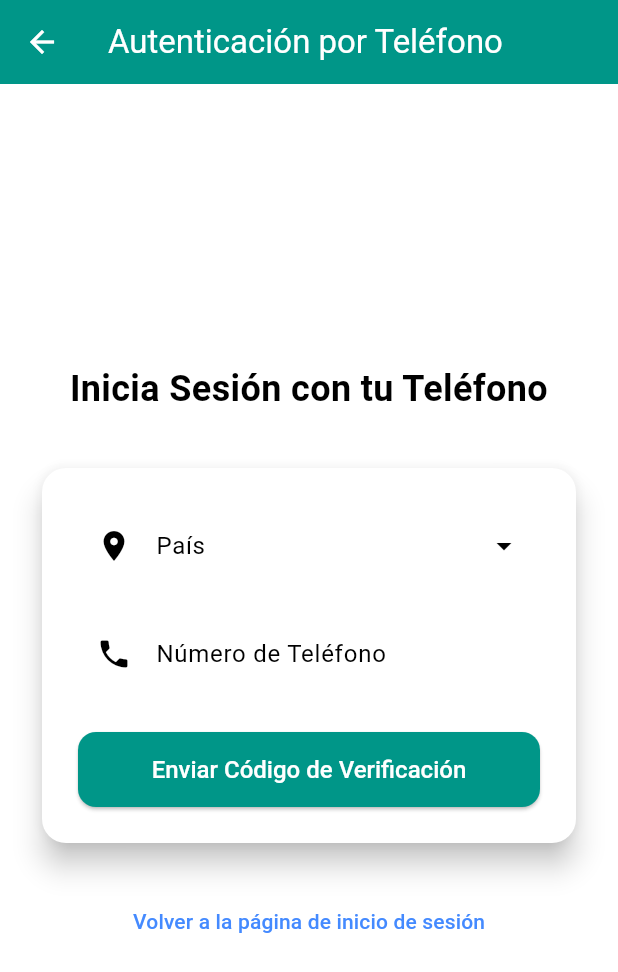
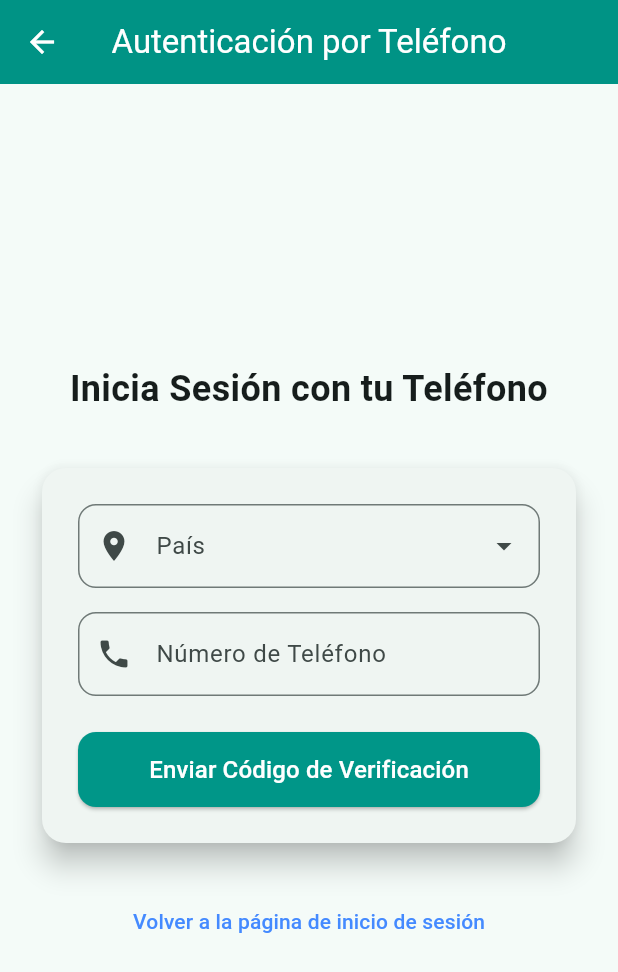
Before and after one commit to EdisonTM1721/app-comida-saludable, a Flutter app: the screen it shows after launch, after a tap on "Continuar con Teléfono", on a phone screen of 412 x 824 dp. Shown: the top 972 px of the screen. Run offline on Flutter 3.47's test engine with Material 3 defaults, Android fonts, the phone set to English and light mode, and no system bars; our stand-ins replace cloud_firestore, firebase_auth, firebase_core, firebase_storage, fl_chart, font_awesome_flutter and 5 more; missing offline and left inert: excel, firebase_app_check; accounts and stored records are empty.

Commit message:
Subiendo proyecto Flutter

```diff
--- a/lib/main.dart
+++ b/lib/main.dart
@@ -5,6 +5,8 @@ import 'package:firebase_app_check/firebase_app_check.dart';
 import 'package:flutter_localizations/flutter_localizations.dart';
 import 'package:flutter/foundation.dart';
 import 'package:logging/logging.dart';
+
+// Importaciones locales
 import 'firebase_options.dart';
 import 'package:emprendedor/presentation/controllers/product_controller.dart';
 import 'package:emprendedor/presentation/controllers/order_controller.dart';
@@ -21,29 +23,54 @@ Future<void> main() async {
   WidgetsFlutterBinding.ensureInitialized();
   _setupLogging();
 
-  await Firebase.initializeApp(
-    options: DefaultFirebaseOptions.currentPlatform,
-  );
+  // 1. INICIALIZACIÓN DE FIREBASE CON PROTECCIÓN ANTI-DUPLICADO
+  try {
+    if (Firebase.apps.isEmpty) {
+      await Firebase.initializeApp(
+        options: DefaultFirebaseOptions.currentPlatform,
+      );
+      debugPrint("✅ Firebase inicializado con éxito.");
+    } else {
+      debugPrint("ℹ️ Firebase ya estaba activo, saltando inicialización.");
+    }
+  } catch (e) {
+    // Si sale el error de duplicate-app, lo atrapamos aquí para que la app continúe
+    if (e.toString().contains('duplicate-app')) {
+      debugPrint("⚠️ Aviso: Firebase ya existe (duplicado ignorado).");
+    } else {
+      debugPrint("❌ Error inesperado en Firebase: $e");
+    }
+  }
 
-  // Activar Firebase App Check
+  // 2. CONFIGURACIÓN DE APP CHECK Y OBTENCIÓN DEL TOKEN
   if (kDebugMode) {
     try {
-      logger.info("Activando Firebase App Check en modo DEBUG...");
-      await FirebaseAppCheck.instance.activate(androidProvider: AndroidProvider.debug);
-      logger.info("✅ App Check activado en DEBUG.");
-    } catch (e, stackTrace) {
-      logger.severe("❌ Error App Check DEBUG: $e", e, stackTrace);
+      debugPrint("🚀 Activando App Check y generando token...");
+
+      await FirebaseAppCheck.instance.activate(
+        androidProvider: AndroidProvider.debug,
+        appleProvider: AppleProvider.debug,
+      );
+
+      // SOLICITUD DEL TOKEN PARA LA CONSOLA DE FIREBASE
+      String? debugToken = await FirebaseAppCheck.instance.getToken();
+
+      print('\n' + '💎' * 40);
+      print('*** COPIA ESTE TOKEN EN LA CONSOLA DE FIREBASE ***');
+      print('$debugToken');
+      print('💎' * 40 + '\n');
+
+    } catch (e) {
+      debugPrint("❌ Error al obtener el token de App Check: $e");
     }
   } else {
     try {
-      logger.info("Activando Firebase App Check en PRODUCCIÓN...");
       await FirebaseAppCheck.instance.activate(
         androidProvider: AndroidProvider.playIntegrity,
         appleProvider: AppleProvider.appAttest,
       );
-      logger.info("✅ App Check activado en PRODUCCIÓN.");
-    } catch (e, stackTrace) {
-      logger.severe("❌ Error App Check PRODUCCIÓN: $e", e, stackTrace);
+    } catch (e) {
+      debugPrint("❌ Error en App Check Producción: $e");
     }
   }
 
@@ -53,9 +80,7 @@ Future<void> main() async {
 void _setupLogging() {
   Logger.root.level = Level.ALL;
   Logger.root.onRecord.listen((record) {
-    print('[${record.level.name}] ${record.time} [${record.loggerName}]: ${record.message}');
-    if (record.error != null) print('  ERROR: ${record.error}');
-    if (record.stackTrace != null) print('  STACKTRACE: ${record.stackTrace}');
+    debugPrint('[${record.level.name}] ${record.time} [${record.loggerName}]: ${record.message}');
   });
 }
 
@@ -66,16 +91,17 @@ class MyApp extends StatelessWidget {
   Widget build(BuildContext context) {
     return MultiProvider(
       providers: [
-        ChangeNotifierProvider<ProductController>(create: (_) => ProductController()),
-        ChangeNotifierProvider<OrderController>(create: (_) => OrderController()),
-        ChangeNotifierProvider<StatsController>(create: (_) => StatsController()),
-        ChangeNotifierProvider<PromotionController>(create: (_) => PromotionController()),
-        ChangeNotifierProvider<ProfileController>(create: (_) => ProfileController()),
-        ChangeNotifierProvider<SocialMediaController>(create: (_) => SocialMediaController()),
-        ChangeNotifierProvider<PaymentMethodController>(create: (_) => PaymentMethodController()),
+        ChangeNotifierProvider(create: (_) => ProductController()),
+        ChangeNotifierProvider(create: (_) => OrderController()),
+        ChangeNotifierProvider(create: (_) => StatsController()),
+        ChangeNotifierProvider(create: (_) => PromotionController()),
+        ChangeNotifierProvider(create: (_) => ProfileController()),
+        ChangeNotifierProvider(create: (_) => SocialMediaController()),
+        ChangeNotifierProvider(create: (_) => PaymentMethodController()),
       ],
       child: MaterialApp(
         title: 'App Emprendedor',
+        debugShowCheckedModeBanner: false,
         localizationsDelegates: const [
           GlobalMaterialLocalizations.delegate,
           GlobalWidgetsLocalizations.delegate,
@@ -84,41 +110,24 @@ class MyApp extends StatelessWidget {
         supportedLocales: const [Locale('es', 'ES')],
         locale: const Locale('es', 'ES'),
         theme: ThemeData(
-          primarySwatch: Colors.teal,
-          colorScheme: ColorScheme.fromSwatch(primarySwatch: Colors.teal)
-              .copyWith(secondary: Colors.amberAccent),
-          visualDensity: VisualDensity.adaptivePlatformDensity,
-          inputDecorationTheme: const InputDecorationTheme(
-            border: OutlineInputBorder(
-              borderRadius: BorderRadius.all(Radius.circular(8.0)),
-            ),
-            focusedBorder: OutlineInputBorder(
-              borderSide: BorderSide(color: Colors.teal, width: 2.0),
-              borderRadius: BorderRadius.all(Radius.circular(8.0)),
-            ),
-          ),
-          elevatedButtonTheme: ElevatedButtonThemeData(
-            style: ElevatedButton.styleFrom(
-              backgroundColor: Colors.teal,
-              foregroundColor: Colors.white,
-              shape: RoundedRectangleBorder(
-                borderRadius: BorderRadius.circular(8.0),
-              ),
-              padding: const EdgeInsets.symmetric(horizontal: 16, vertical: 12),
-              textStyle: const TextStyle(fontSize: 16, fontWeight: FontWeight.w500),
-            ),
-          ),
-          floatingActionButtonTheme: const FloatingActionButtonThemeData(
-            backgroundColor: Colors.amberAccent,
-            foregroundColor: Colors.black,
+          useMaterial3: true,
+          colorScheme: ColorScheme.fromSeed(
+            seedColor: Colors.teal,
+            primary: Colors.teal,
+            secondary: Colors.amberAccent,
           ),
           appBarTheme: const AppBarTheme(
             backgroundColor: Colors.teal,
             foregroundColor: Colors.white,
             elevation: 2,
+            centerTitle: true,
+          ),
+          inputDecorationTheme: const InputDecorationTheme(
+            border: OutlineInputBorder(
+              borderRadius: BorderRadius.all(Radius.circular(8.0)),
+            ),
           ),
         ),
-        debugShowCheckedModeBanner: false,
         home: const AuthWrapper(),
       ),
     );
```
Also changed, not shown: pubspec.lock, 11 other files.
